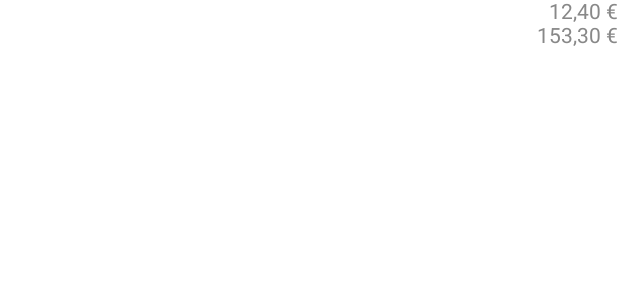
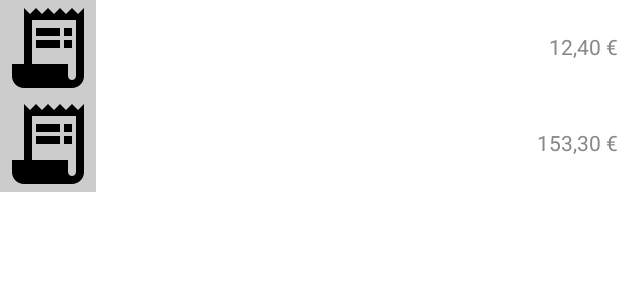
Before and after one commit to Baltic-Byte-Buccaneers/Baltic-Byte-Buccaneers, an Android app built with Jetpack Compose: the @Preview function ReceiptListViewPreview, on a phone screen of 412 x 824 dp. Shown: the top 300 px of the screen. Run offline under Robolectric (Android 15) with nearby library versions, the phone set to English and light mode, and no system bars.

Commit message:
#4 Added icon, minor refactoring

```diff
--- a/App/app/src/main/java/com/example/balticbytebuccaneers/module/receiptList/ReceiptListView.kt
+++ b/App/app/src/main/java/com/example/balticbytebuccaneers/module/receiptList/ReceiptListView.kt
@@ -10,7 +10,6 @@ fun ReceiptListView(receipts: List<Receipt>) {
         // Add 5 items
         receipts.forEach { receipt ->
             ReceiptListViewItem(receipt)
-
         }
     }
 }
--- a/App/app/src/main/java/com/example/balticbytebuccaneers/module/receiptList/ReceiptListViewItem.kt
+++ b/App/app/src/main/java/com/example/balticbytebuccaneers/module/receiptList/ReceiptListViewItem.kt
@@ -1,22 +1,33 @@
 package com.example.balticbytebuccaneers.module.receiptList
 
+import androidx.compose.foundation.background
 import androidx.compose.foundation.layout.Arrangement
 import androidx.compose.foundation.layout.Row
-import androidx.compose.foundation.layout.Spacer
 import androidx.compose.foundation.layout.fillMaxWidth
-import androidx.compose.foundation.layout.width
-import androidx.compose.foundation.lazy.LazyColumn
+import androidx.compose.foundation.layout.size
+import androidx.compose.material.icons.Icons
+import androidx.compose.material.icons.filled.ReceiptLong
+import androidx.compose.material3.Icon
 import androidx.compose.material3.Text
 import androidx.compose.runtime.Composable
+import androidx.compose.ui.Alignment
 import androidx.compose.ui.Modifier
 import androidx.compose.ui.graphics.Color
 import androidx.compose.ui.tooling.preview.Preview
+import androidx.compose.ui.unit.dp
 
 @Composable
 fun ReceiptListViewItem(receipt: Receipt) {
     Row(modifier = Modifier.fillMaxWidth(),
-        horizontalArrangement = Arrangement.SpaceBetween
+        horizontalArrangement = Arrangement.SpaceBetween,
+        verticalAlignment =Alignment.CenterVertically
     ) {
+        Icon(
+            imageVector= Icons.Filled.ReceiptLong,
+            contentDescription = "",
+            modifier =
+            Modifier.size(64.dp).background(Color.LightGray)
+        )
         Text(text=receipt.description, color= Color.White)
         Text(text=receipt.amount, color=Color.Gray)
     }
```
